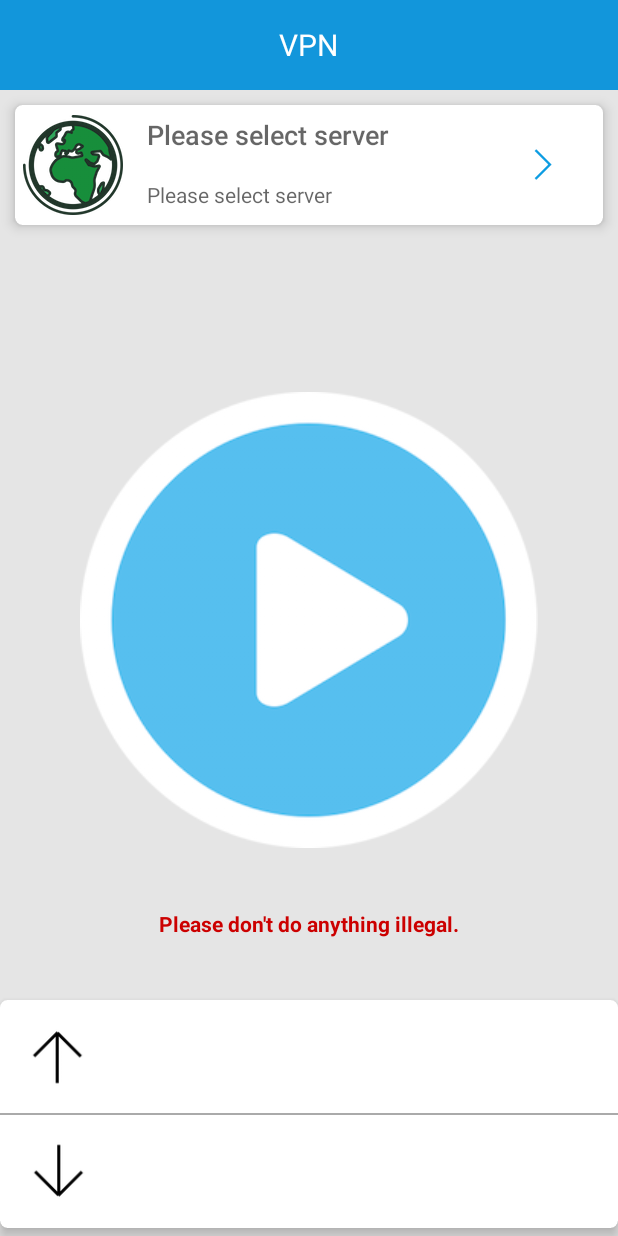
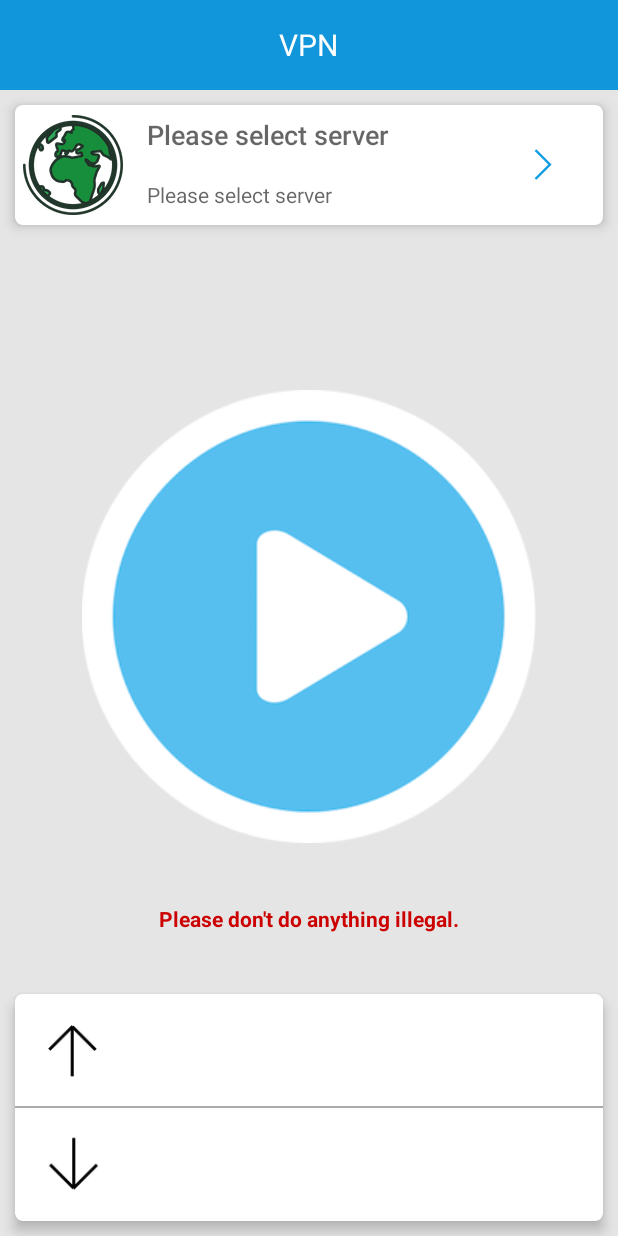
Before and after one commit to woshiwzy/myshdowss, an Android app: the layout activity_main.xml on its own in the app's theme, with its tools: preview values and no code run, on a phone screen of 412 x 824 dp. Run offline under Robolectric (Android 15) with nearby library versions, the phone set to English and light mode, and no system bars.

Commit message:
optmize ui

```diff
--- a/app/src/main/res/layout/activity_main.xml
+++ b/app/src/main/res/layout/activity_main.xml
@@ -204,8 +204,10 @@
                 android:layout_weight="1.5"
                 app:cardBackgroundColor="@android:color/white"
                 app:cardCornerRadius="5dp"
-                android:layout_marginBottom="5dp"
+                android:layout_marginBottom="@dimen/margin_content"
                 android:visibility="visible"
+                android:layout_marginLeft="@dimen/margin_content"
+                android:layout_marginRight="@dimen/margin_content"
                 app:cardElevation="5dp">
 
                 <LinearLayout
```
